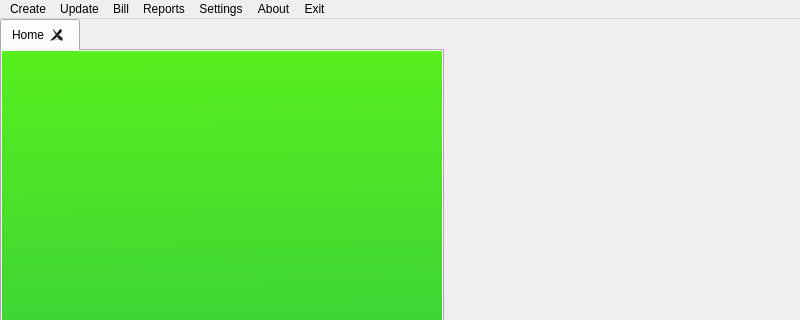
First picture: the form in src/angadimainwindow.ui, repository thamizha/angadi, before the edit; both pictures show x 0 to 800 and y 0 to 320 of the 800 by 600 pixel window.
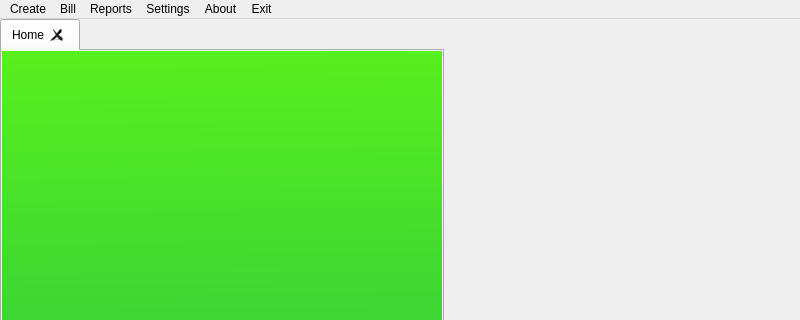
Second picture: the form after the edit.

Commit message: Icons added for remaining menus and language change code move to end from constructor

Patch:
```diff
--- a/src/angadimainwindow.ui
+++ b/src/angadimainwindow.ui
@@ -130,14 +130,6 @@
     <addaction name="actionUnpaid_bills_List"/>
     <addaction name="actionTransaction_Report"/>
    </widget>
-   <widget class="QMenu" name="menuUpdate">
-    <property name="title">
-     <string>Update</string>
-    </property>
-    <addaction name="actionUpdateItem"/>
-    <addaction name="actionUpdateCategory"/>
-    <addaction name="actionUpdateCustomer"/>
-   </widget>
    <widget class="QMenu" name="menuAbout">
     <property name="title">
      <string>About</string>
@@ -153,7 +145,6 @@
     <addaction name="separator"/>
    </widget>
    <addaction name="menuCreate"/>
-   <addaction name="menuUpdate"/>
    <addaction name="menuTransactions"/>
    <addaction name="menuReports"/>
    <addaction name="menuSettings"/>
```
Left out of the diff: 3 changed lines with no effect on the pictures. The commit also changes 35 other files.
